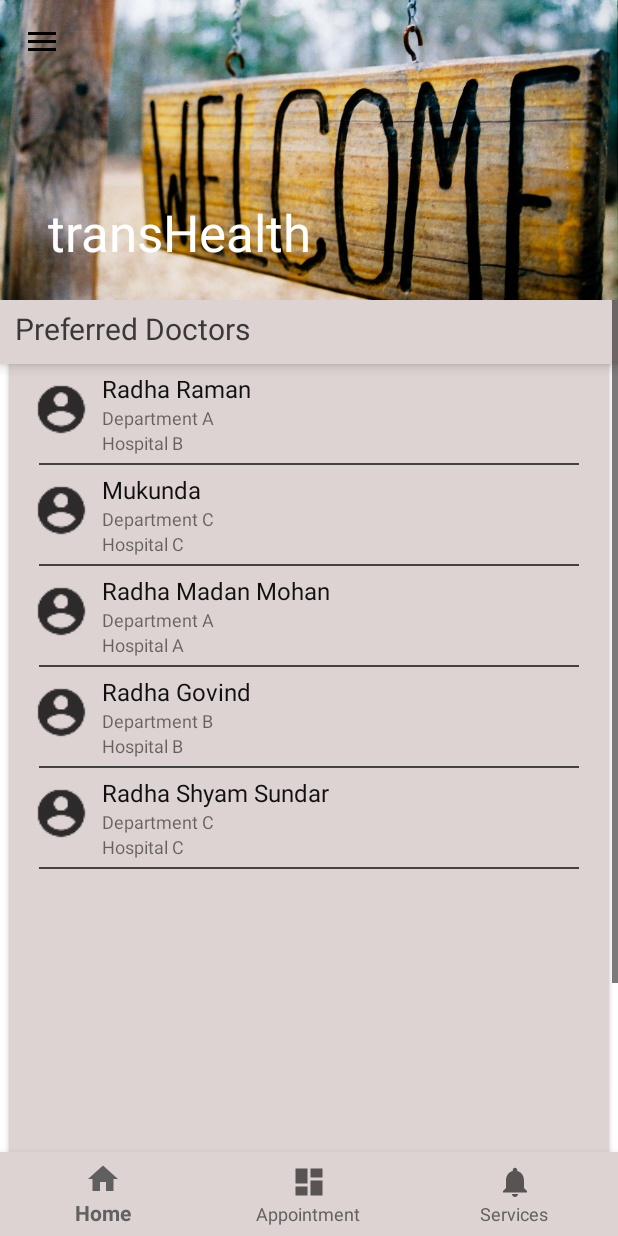
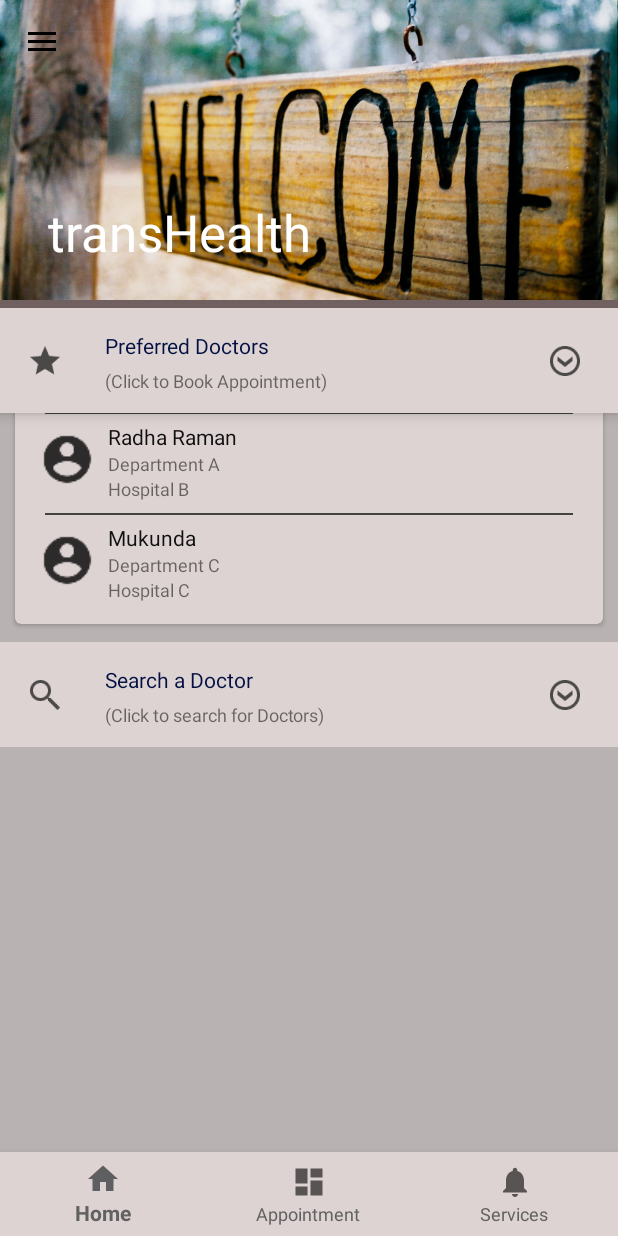
Before and after one commit to kryptoblockskrishna/Test_Med, an Android app: the fragment AppointmentFragment placed in its activity, on a phone screen of 412 x 824 dp. Run offline under Robolectric (Android 15) with nearby library versions, the phone set to English and light mode, and no system bars.

Commit message:
Appointment redesigned and Recycler View Click event prepared

```diff
--- a/app/src/main/java/com/transenigma/mediappb/AppointRecyclerAdapter.java
+++ b/app/src/main/java/com/transenigma/mediappb/AppointRecyclerAdapter.java
@@ -6,6 +6,7 @@ import android.view.View;
 import android.view.ViewGroup;
 import android.widget.ImageView;
 import android.widget.TextView;
+import android.widget.Toast;
 
 import java.util.ArrayList;
 
@@ -20,10 +21,10 @@ public class AppointRecyclerAdapter extends RecyclerView.Adapter<AppointRecycler
     public AppointRecyclerAdapter(ArrayList<ListProviderAppoint> arrayList){
         this.appoints = arrayList;
     }
-    public static class ViewHolderAppoint extends RecyclerView.ViewHolder{
+    public static class ViewHolderAppoint extends RecyclerView.ViewHolder {
         TextView hosp,dept,name;
         ImageView pic;
-        public ViewHolderAppoint(View view){
+        private ViewHolderAppoint(View view){
             super(view);
 
             hosp =(TextView)view.findViewById(R.id.rcy_pin_doc_hosp);
@@ -31,6 +32,8 @@ public class AppointRecyclerAdapter extends RecyclerView.Adapter<AppointRecycler
             name =(TextView)view.findViewById(R.id.rcy_pin_doc_name);
             pic =(ImageView) view.findViewById(R.id.rcy_pin_doc_iv1);
         }
+
+
     }
 
     @Override
@@ -52,6 +55,9 @@ public class AppointRecyclerAdapter extends RecyclerView.Adapter<AppointRecycler
         holder.hosp.setText(l.getHosp());
     }
 
+
+
+
     @Override
     public int getItemCount() {
         return appoints.size();
--- a/app/src/main/java/com/transenigma/mediappb/BaseActivity.java
+++ b/app/src/main/java/com/transenigma/mediappb/BaseActivity.java
@@ -29,7 +29,7 @@ import layout.TrackFragment;
 public class BaseActivity extends AppCompatActivity {
 
     ImageView imageView;
-    int[] img_home ={R.drawable.welcome,R.drawable.appointment,R.drawable.services};
+    int[] img_home ={R.drawable.welcome,R.drawable.book_appointment,R.drawable.services};
     int img= img_home[0];
     int j=0;
 
--- a/app/src/main/java/layout/AppointmentFragment.java
+++ b/app/src/main/java/layout/AppointmentFragment.java
@@ -15,8 +15,10 @@ import android.view.View;
 import android.view.ViewGroup;
 import android.widget.AdapterView;
 import android.widget.ArrayAdapter;
+import android.widget.ImageView;
 import android.widget.LinearLayout;
 import android.widget.RelativeLayout;
+import android.widget.ScrollView;
 import android.widget.Spinner;
 import android.widget.TextView;
 import android.widget.Toast;
@@ -30,6 +32,7 @@ import com.transenigma.mediappb.R;
 import java.util.ArrayList;
 
 import static com.transenigma.mediappb.R.id.parent;
+import static com.transenigma.mediappb.R.id.scrollView;
 import static com.transenigma.mediappb.R.id.start;
 import static com.transenigma.mediappb.R.id.tabMode;
 import static com.transenigma.mediappb.R.id.wrap;
@@ -42,8 +45,9 @@ public class AppointmentFragment extends Fragment {
         // Required empty public constructor
     }*/
     CardView c1,c2;
-    TextView t1;
-    LinearLayout l1;
+    TextView t1,t2;
+    ImageView iv1,iv2,iv3;
+    ScrollView sv1;
     ViewGroup.LayoutParams lp1;
     ViewGroup.LayoutParams lp2;
     int i1=0 ,i2 = 0;
@@ -67,21 +71,28 @@ public class AppointmentFragment extends Fragment {
         c1= (CardView)v.findViewById(R.id.pinned_doctors_card);
         c2=(CardView)v.findViewById(R.id.search_doc_card);
         t1=(TextView)v.findViewById(R.id.pinned_doc_text);
-        l1=(LinearLayout) v.findViewById(R.id.search_doc_ll);
+        t2=(TextView) v.findViewById(R.id.search_doc_text);
+        iv1=(ImageView) v.findViewById(R.id.pin_doc_arrow);
+        iv2=(ImageView) v.findViewById(R.id.search_doc_arrow);
+
         lp1=  c1.getLayoutParams();
         lp2=  c2.getLayoutParams();
 
-        lp1.height=220*5-200;
+        lp1.height=220;
         c1.setLayoutParams(lp1);
 
         lp2.height=0;
         c2.setLayoutParams(lp2);
-
-        //c1.setLayoutParams(new RecyclerView.LayoutParams(ViewGroup.LayoutParams.MATCH_PARENT,20));
-        //c2.setLayoutParams(new RecyclerView.LayoutParams(ViewGroup.LayoutParams.MATCH_PARENT,20));
+        sv1 = (ScrollView)v.findViewById(R.id.search_doc_sv1);
 
         recyclerView = (RecyclerView)v.findViewById(R.id.appoint_recycler);
         layoutManager = new LinearLayoutManager(getActivity(),LinearLayoutManager.VERTICAL,false);
+        layoutManager = new LinearLayoutManager(v.getContext()){
+            @Override
+            public boolean canScrollVertically() {
+                return false;
+            }
+        };
         recyclerView.setLayoutManager(layoutManager);
         recyclerView.setHasFixedSize(true);
 
@@ -98,6 +109,15 @@ public class AppointmentFragment extends Fragment {
         adapter = new AppointRecyclerAdapter(appoints);
         recyclerView.setAdapter(adapter);
 
+        recyclerView.addOnItemTouchListener(
+                new RecyclerItemClickListener(v.getContext(), new RecyclerItemClickListener.OnItemClickListener(){
+                    @Override
+                    public void OnItemClick(View v, int position) {
+                        Toast.makeText(v.getContext(), "pos = " + position, Toast.LENGTH_SHORT).show();
+                    }
+                })
+        );
+
         t1.setOnClickListener(new AdapterView.OnClickListener(){
             @Override
             public void onClick(View v) {
@@ -106,36 +126,71 @@ public class AppointmentFragment extends Fragment {
                     lp2.height=0;
                     c1.setLayoutParams(lp1);
                     c2.setLayoutParams(lp2);
+                    iv1.animate().rotation(180).setDuration(100).start();
+                    iv2.animate().rotation(0).setDuration(100).start();
                     i2=0;
                     i1=1;
+                    layoutManager = new LinearLayoutManager(v.getContext()){
+
+                        @Override
+                        public boolean canScrollVertically() {
+                            return super.canScrollVertically();
+                        }
+                    };
+                    recyclerView.setLayoutManager(layoutManager);
                 }
                 else {
                     lp1.height=220;
                     c1.setLayoutParams(lp1);
+                    iv1.animate().rotation(0).setDuration(100).start();
                     i1=0;
+                    layoutManager = new LinearLayoutManager(v.getContext()){
+                        @Override
+                        public boolean canScrollVertically() {
+                            return false;
+                        }
+                    };
+                    recyclerView.setLayoutManager(layoutManager);
                 }
             }
         });
 
-        l1.setOnClickListener(new AdapterView.OnClickListener(){
+        t2.setOnClickListener(new AdapterView.OnClickListener(){
             @Override
             public void onClick(View v) {
                 if(i2==0){
-                    lp2.height=770;
+                    lp2.height=870;
                     c2.setLayoutParams(lp2);
                     i2=1;
                     lp1.height=220;
                     c1.setLayoutParams(lp1);
+                    iv1.animate().rotation(0).setDuration(100).start();
+                    iv2.animate().rotation(180).setDuration(100).start();
+                    recyclerView.smoothScrollToPosition(0);
+                    recyclerView.setLayoutManager(layoutManager);
                     i1=0;
+                    sv1.post(new Runnable() {
+                        @Override
+                        public void run() {
+                            sv1.fullScroll(View.FOCUS_DOWN);
+                        }
+                    });
                 }
                 else {
                     lp2.height=0;
                     c2.setLayoutParams(lp2);
+                    iv2.animate().rotation(0).setDuration(100).start();
                     i2=0;
                 }
             }
         });
 
+        layoutManager = new LinearLayoutManager(v.getContext()){
+            @Override
+            public boolean canScrollVertically() {
+                return false;
+            }
+        };
 
         /*hosp.setOnItemSelectedListener(new AdapterView.OnItemSelectedListener() {
             @Override
--- /dev/null
+++ b/app/src/main/java/layout/RecyclerItemClickListener.java
@@ -0,0 +1,52 @@
+package layout;
+import android.content.Context;
+import android.support.v7.widget.RecyclerView;
+import android.view.GestureDetector;
+import android.view.MotionEvent;
+import android.widget.AdapterView;
+import android.view.View;
+
+
+/**
+ * Created by Kishore on 7/6/2017.
+ */
+
+public class RecyclerItemClickListener implements RecyclerView.OnItemTouchListener {
+    private OnItemClickListener m;
+
+    public interface OnItemClickListener{
+        public void OnItemClick(View v, int position);
+    }
+
+    GestureDetector gd;
+
+    public RecyclerItemClickListener(Context context,OnItemClickListener listener){
+        m = listener;
+        gd = new GestureDetector(context, new GestureDetector.SimpleOnGestureListener(){
+            @Override
+            public boolean onSingleTapUp(MotionEvent e) {
+                return true;
+            }
+        });
+    }
+
+    @Override
+    public boolean onInterceptTouchEvent(RecyclerView rv, MotionEvent e) {
+        View childView = rv.findChildViewUnder(e.getX(),e.getY());
+        if(childView != null && m!=null && gd.onTouchEvent(e)){
+            m.OnItemClick(childView, rv.getChildAdapterPosition(childView));
+        }
+
+        return false;
+    }
+
+    @Override
+    public void onTouchEvent(RecyclerView rv, MotionEvent e) {
+
+    }
+
+    @Override
+    public void onRequestDisallowInterceptTouchEvent(boolean disallowIntercept) {
+
+    }
+}
--- a/app/src/main/res/layout/activity_base.xml
+++ b/app/src/main/res/layout/activity_base.xml
@@ -23,7 +23,8 @@
                 android:theme="@style/AppTheme.AppBarOverlay">
                 <android.support.design.widget.CollapsingToolbarLayout
                     android:layout_width="match_parent"
-                    android:layout_height="wrap_content">
+                    android:layout_height="wrap_content"
+                    android:background="#9a7048">
                     <ImageView
                         android:layout_width="match_parent"
                         android:layout_height="200dp"
--- a/app/src/main/res/layout/appoint_recycler.xml
+++ b/app/src/main/res/layout/appoint_recycler.xml
@@ -5,9 +5,18 @@
     xmlns:app="http://schemas.android.com/apk/res-auto"
     android:layout_width="match_parent"
     android:layout_height="wrap_content"
+    >
+    <TextView
+        android:id="@+id/rcy_pin_doc_tv1"
+        android:layout_width="match_parent"
+        android:layout_height="1dp"
+        android:layout_marginLeft="10dp"
+        android:layout_marginRight="10dp"
+        android:layout_marginTop="5dp"
+        android:background="@color/cardview_dark_background"/>
 
-    >
    <ImageView
+       android:layout_below="@id/rcy_pin_doc_tv1"
        android:layout_width="50dp"
        android:layout_height="50dp"
        android:src="@drawable/ic_person"
@@ -17,6 +26,7 @@
        android:id="@+id/rcy_pin_doc_iv1"/>
     <RelativeLayout
         android:layout_toRightOf="@id/rcy_pin_doc_iv1"
+        android:layout_below="@id/rcy_pin_doc_tv1"
         android:layout_width="wrap_content"
         android:layout_height="wrap_content"
         android:layout_marginTop="5dp"
@@ -26,7 +36,7 @@
             android:layout_height="wrap_content"
             android:text="Dr.Raman"
             android:textColor="#101010"
-            android:textSize="16sp"
+            android:textSize="14sp"
             android:id="@+id/rcy_pin_doc_name"/>
         <TextView
             android:layout_width="wrap_content"
@@ -46,12 +56,5 @@
 
 
     </RelativeLayout>
-    <TextView
-        android:layout_below="@id/rcy_pin_doc_iv1"
-        android:layout_width="match_parent"
-        android:layout_height="1dp"
-        android:layout_marginLeft="10dp"
-        android:layout_marginRight="10dp"
-        android:layout_marginTop="5dp"
-        android:background="@color/cardview_dark_background"/>
+
 </RelativeLayout>
--- a/app/src/main/res/layout/fragment_appointment.xml
+++ b/app/src/main/res/layout/fragment_appointment.xml
@@ -5,43 +5,81 @@
     android:layout_height="wrap_content"
     android:fitsSystemWindows="true"
     tools:context="layout.AppointmentFragment"
-    android:background="@color/cardview_dark_background"
+    android:background="#b9b2b2"
     >
     <ScrollView
         android:layout_width="match_parent"
-        android:layout_height="wrap_content"
+        android:layout_height="match_parent"
         android:fitsSystemWindows="true"
+        android:background="#b9b2b2"
+        android:id="@+id/search_doc_sv1"
         >
         <LinearLayout
             android:layout_width="match_parent"
             android:layout_height="match_parent"
             android:orientation="vertical"
-            android:background="#ffffff">
+            android:background="#b9b2b2">
+            <LinearLayout
+                android:layout_width="match_parent"
+                android:layout_height="5dp"
+                android:background="#716060"/>
             <RelativeLayout
                 android:layout_width="match_parent"
                 android:layout_height="wrap_content">
-
-                <TextView
-                    android:id="@+id/pinned_doc_text"
+                <RelativeLayout
                     android:layout_width="match_parent"
                     android:layout_height="wrap_content"
-                    android:text="Preferred Doctors"
-                    android:textColor="#393939"
-                    android:textSize="20sp"
-                    android:paddingLeft="10dp"
-                    android:paddingTop="5dp"
+                    android:background="#ded3d3"
                     android:elevation="5dp"
-                    android:paddingBottom="10dp"
-                    android:clickable="true"
-                    android:background="#ded3d3"/>
+                    >
+                    <ImageView
+                        android:layout_width="60dp"
+                        android:layout_height="70dp"
+                        android:paddingTop="5dp"
+                        android:paddingBottom="5dp"
+                        android:scaleType="centerInside"
+                        android:elevation="5dp"
+                        android:src="@drawable/ic_starfilled"
+                        android:id="@+id/pinned_doc_iv"/>
+
+                    <TextView
+                        android:id="@+id/pinned_doc_text"
+                        android:layout_width="match_parent"
+                        android:layout_height="70dp"
+                        android:text="Preferred Doctors"
+                        android:textColor="#021142"
+                        android:textSize="14sp"
+                        android:paddingLeft="70dp"
+                        android:paddingTop="15dp"
+                        android:paddingBottom="10dp"
+                        android:clickable="true" />
+                    <TextView
+                        android:layout_toRightOf="@id/pinned_doc_iv"
+                        android:textSize="12sp"
+                        android:layout_width="match_parent"
+                        android:layout_height="wrap_content"
+                        android:text="(Click to Book Appointment)"
+                        android:layout_marginTop="40dp"
+                        android:layout_marginLeft="10dp"/>
+                    <ImageView
+                        android:id="@+id/pin_doc_arrow"
+                        android:layout_marginTop="15dp"
+                        android:layout_marginRight="15dp"
+                        android:layout_width="40dp"
+                        android:layout_height="40dp"
+                        android:layout_alignParentRight="true"
+                        android:src="@drawable/ic_circle_arrow"
+                        android:scaleType="centerInside"/>
+                </RelativeLayout>
+
                 <android.support.v7.widget.CardView
                     xmlns:card_view="http://schemas.android.com/apk/res-auto"
                     android:id="@+id/pinned_doctors_card"
                     android:layout_centerHorizontal="true"
-                    android:layout_marginTop="37dp"
-                    android:layout_marginLeft="6dp"
-                    android:layout_marginRight="6dp"
-                    android:layout_marginBottom="4dp"
+                    android:layout_marginTop="64dp"
+                    android:layout_marginLeft="10dp"
+                    android:layout_marginRight="10dp"
+                    android:layout_marginBottom="12dp"
                     android:layout_width="match_parent"
                     android:layout_height="wrap_content"
                     card_view:cardCornerRadius="4dp"
@@ -53,14 +91,15 @@
                         android:layout_height="wrap_content"
                         android:layout_marginLeft="10dp"
                         android:layout_marginRight="10dp"
-                        android:orientation="vertical">
+                        android:orientation="vertical"
+                        android:clickable="true">
 
                         <android.support.v7.widget.RecyclerView
                             android:id="@+id/appoint_recycler"
                             android:layout_width="match_parent"
                             android:layout_height="wrap_content"
                             android:layout_marginBottom="10dp"
-                            android:paddingTop="5dp"
+                            android:clickable="true"
                             app:layoutManager="android.support.v7.widget.LinearLayoutManager">
 
                         </android.support.v7.widget.RecyclerView>
@@ -71,43 +110,64 @@
             </RelativeLayout>
             <RelativeLayout
                 android:layout_width="match_parent"
-                android:layout_height="wrap_content">
-                <LinearLayout
+                android:layout_height="wrap_content"
+                android:paddingBottom="5dp">
+                <ImageView
+                    android:layout_width="60dp"
+                    android:layout_height="70dp"
+                    android:paddingTop="5dp"
+                    android:paddingBottom="5dp"
+                    android:scaleType="centerInside"
+                    android:src="@drawable/ic_search"
+                    android:elevation="5dp"
+                    android:id="@+id/search_doc_iv"
+                    android:background="#ded3d3"/>
+                <TextView
+                    android:layout_toRightOf="@id/search_doc_iv"
+                    android:id="@+id/search_doc_text"
+                    android:layout_width="match_parent"
+                    android:layout_height="70dp"
+                    android:background="#ded3d3"
+                    android:paddingLeft="10dp"
+                    android:paddingTop="15dp"
+                    android:clickable="true"
+                    android:elevation="5dp"
+                    android:text="Search a Doctor"
+                    android:textColor="#021142"
+                    android:textSize="14sp" />
+                <TextView
+                    android:layout_toRightOf="@id/search_doc_iv"
+                    android:textSize="12sp"
+                    android:layout_marginTop="40dp"
+                    android:elevation="5dp"
                     android:layout_width="match_parent"
                     android:layout_height="wrap_content"
-                    android:orientation="vertical"
-                    android:elevation="8dp"
-                    android:id="@+id/search_doc_ll">
-                    <TextView
-                        android:id="@+id/search_doc_text"
-                        android:layout_width="match_parent"
-                        android:layout_height="wrap_content"
-                        android:background="#ded3d3"
-                        android:paddingBottom="5dp"
-                        android:paddingLeft="10dp"
-                        android:paddingTop="10dp"
-                        android:clickable="true"
-                        android:text="Search a Doctor"
-                        android:textColor="#393939"
-                        android:textSize="20sp" />
-                    <TextView
-                        android:layout_width="match_parent"
-                        android:layout_height="wrap_content"
-                        android:text="Click to search for Doctors"
-                        android:paddingBottom="5dp"
-                        android:paddingLeft="10dp"
-                        android:background="#ded3d3"
-                        />
-                </LinearLayout>
+                    android:text="(Click to search for Doctors)"
+                    android:paddingBottom="5dp"
+                    android:paddingLeft="10dp"
+                    android:background="#ded3d3"
+                    android:id="@+id/textView2" />
+
+                <ImageView
+                    android:layout_width="40dp"
+                    android:layout_height="40dp"
+                    android:elevation="5dp"
+                    android:id="@+id/search_doc_arrow"
+                    android:src="@drawable/ic_circle_arrow"
+                    android:scaleType="centerInside"
+                    android:layout_alignParentRight="true"
+                    android:layout_marginTop="15dp"
+                    android:layout_marginRight="15dp"/>
+
 
                 <android.support.v7.widget.CardView
                     xmlns:card_view="http://schemas.android.com/apk/res-auto"
                     android:id="@+id/search_doc_card"
                     android:layout_centerHorizontal="true"
-                    android:layout_marginLeft="6dp"
-                    android:layout_marginRight="6dp"
+                    android:layout_marginLeft="10dp"
+                    android:layout_marginRight="10dp"
                     android:layout_marginBottom="5dp"
-                    android:layout_marginTop="58dp"
+                    android:layout_marginTop="60dp"
                     android:layout_width="match_parent"
                     android:layout_height="wrap_content"
                     card_view:cardCornerRadius="4dp"
@@ -134,7 +194,6 @@
                                 android:id="@+id/appoint_city_layout"
                                 android:layout_width="0dp"
                                 android:layout_height="wrap_content"
-                                android:layout_marginLeft="20dp"
                                 android:orientation="vertical"
                                 android:layout_weight="1">
 
@@ -238,7 +297,7 @@
                                 android:layout_marginLeft="10dp"
                                 android:layout_marginRight="10dp"
                                 android:layout_marginTop="2dp"
-                                android:layout_marginBottom="10dp"
+                                android:layout_marginBottom="20dp"
                                 android:elevation="2dp"
                                 android:background="#ccc3c3" />
 
@@ -252,7 +311,7 @@
                                 android:layout_below="@id/select_department"
                                 android:layout_centerInParent="true"
                                 android:layout_marginRight="10dp"
-                                android:layout_marginBottom="10dp"
+                                android:layout_marginBottom="20dp"
                                 android:textColor="@color/colorPrimary"
                                 android:onClick="doctors"
                                 />
```
Also changed, not shown: app/src/main/res/drawable-hdpi/ic_circle_arrow.png (added), app/src/main/res/drawable-hdpi/ic_search.png (added), app/src/main/res/drawable-hdpi/ic_starfilled.png (added), app/src/main/res/drawable-mdpi/ic_circle_arrow.png (added), app/src/main/res/drawable-mdpi/ic_search.png (added), app/src/main/res/drawable-mdpi/ic_starfilled.png (added), app/src/main/res/drawable-xhdpi/ic_circle_arrow.png (added), app/src/main/res/drawable-xhdpi/ic_search.png (added), app/src/main/res/drawable-xhdpi/ic_starfilled.png (added), app/src/main/res/drawable-xxhdpi/ic_circle_arrow.png (added), app/src/main/res/drawable-xxhdpi/ic_search.png (added), app/src/main/res/drawable-xxhdpi/ic_starfilled.png (added), app/src/main/res/drawable/book_appointment.png (added).
